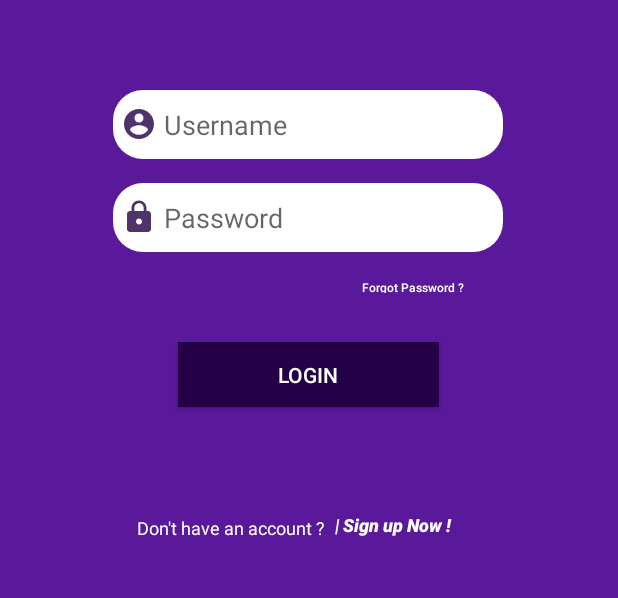
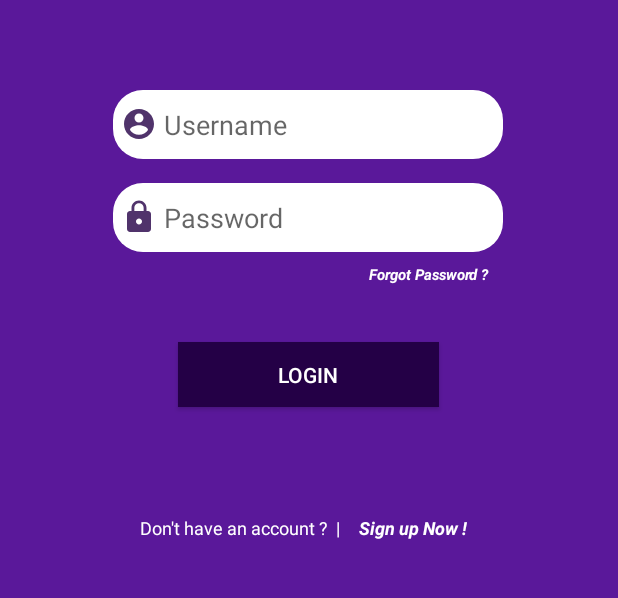
Before and after one commit to iddemirjs/baddapp, an Android app: the LoginActivity screen opened directly, with no data from a screen before it, on a phone screen of 412 x 824 dp, the part 327-925 px from its top. Run offline under Robolectric (Android 15) with nearby library versions, the phone set to English and light mode, and no system bars.

Commit message:
forgot signup butonları değiştirildi

```diff
--- a/app/src/main/AndroidManifest.xml
+++ b/app/src/main/AndroidManifest.xml
@@ -15,7 +15,8 @@
         android:roundIcon="@mipmap/ic_launcher_round"
         android:supportsRtl="true"
         android:theme="@style/AppTheme.NoActionBar">
-        <activity android:name=".LoginActivity"></activity>
+        <activity android:name=".RegisterActivity"></activity>
+        <activity android:name=".LoginActivity" />
         <activity
             android:name=".Welcome"
             android:configChanges="orientation|keyboardHidden|screenSize"
--- /dev/null
+++ b/app/src/main/java/com/idrisdemir/badapp/RegisterActivity.java
@@ -0,0 +1,14 @@
+package com.idrisdemir.badapp;
+
+import androidx.appcompat.app.AppCompatActivity;
+
+import android.os.Bundle;
+
+public class RegisterActivity extends AppCompatActivity {
+
+    @Override
+    protected void onCreate(Bundle savedInstanceState) {
+        super.onCreate(savedInstanceState);
+        setContentView(R.layout.activity_register);
+    }
+}
--- a/app/src/main/res/layout/activity_login.xml
+++ b/app/src/main/res/layout/activity_login.xml
@@ -64,48 +64,45 @@
 
     <TextView
         android:id="@+id/signupmessage"
-        android:layout_width="130dp"
-        android:layout_height="23dp"
+        android:layout_width="137dp"
+        android:layout_height="20dp"
         android:layout_marginTop="72dp"
-        android:text="Don't have an account ?"
+        android:text="Don't have an account ?  |"
         android:textColor="@color/white"
         android:textSize="12sp"
         app:layout_constraintEnd_toEndOf="parent"
-        app:layout_constraintHorizontal_bias="0.323"
+        app:layout_constraintHorizontal_bias="0.341"
         app:layout_constraintStart_toStartOf="parent"
         app:layout_constraintTop_toBottomOf="@+id/loginbutton" />
 
-    <Button
-        android:id="@+id/forgotpassword"
-        style="@style/Widget.AppCompat.Button.Borderless"
-        android:layout_width="121dp"
-        android:layout_height="29dp"
-        android:layout_marginTop="8dp"
-        android:text="Forgot Password ?"
-        android:textAllCaps="false"
-        android:textColor="@color/white"
-        android:textSize="8dp"
-        app:layout_constraintEnd_toEndOf="@+id/password"
-        app:layout_constraintHorizontal_bias="1.0"
-        app:layout_constraintStart_toStartOf="@+id/password"
-        app:layout_constraintTop_toBottomOf="@+id/password" />
-
-    <Button
-        android:id="@+id/signupnow"
-        style="@style/Widget.AppCompat.Button.Borderless"
-        android:layout_width="94dp"
-        android:layout_height="37dp"
-        android:layout_marginTop="60dp"
-        android:paddingLeft="0dp"
-        android:text="| Sign up Now !"
-        android:textAllCaps="false"
+    <TextView
+        android:id="@+id/signup_textbutton"
+        android:layout_width="wrap_content"
+        android:layout_height="wrap_content"
+        android:layout_marginTop="72dp"
+        android:clickable="true"
+        android:text="Sign up Now !"
         android:textColor="@color/white"
         android:textSize="12sp"
         android:textStyle="bold|italic"
         app:layout_constraintEnd_toEndOf="parent"
-        app:layout_constraintHorizontal_bias="0.697"
+        app:layout_constraintHorizontal_bias="0.704"
         app:layout_constraintStart_toStartOf="parent"
         app:layout_constraintTop_toBottomOf="@+id/loginbutton" />
 
+    <TextView
+        android:id="@+id/forgotpassword_textbutton"
+        android:layout_width="wrap_content"
+        android:layout_height="wrap_content"
+        android:layout_marginTop="8dp"
+        android:text="Forgot Password ?"
+        android:textColor="@color/white"
+        android:textSize="10sp"
+        android:textStyle="bold|italic"
+        app:layout_constraintEnd_toEndOf="parent"
+        app:layout_constraintHorizontal_bias="0.74"
+        app:layout_constraintStart_toStartOf="parent"
+        app:layout_constraintTop_toBottomOf="@+id/password" />
+
 
 </androidx.constraintlayout.widget.ConstraintLayout>
--- /dev/null
+++ b/app/src/main/res/layout/activity_register.xml
@@ -0,0 +1,9 @@
+<?xml version="1.0" encoding="utf-8"?>
+<androidx.constraintlayout.widget.ConstraintLayout xmlns:android="http://schemas.android.com/apk/res/android"
+    xmlns:app="http://schemas.android.com/apk/res-auto"
+    xmlns:tools="http://schemas.android.com/tools"
+    android:layout_width="match_parent"
+    android:layout_height="match_parent"
+    tools:context=".RegisterActivity">
+
+</androidx.constraintlayout.widget.ConstraintLayout>
```
